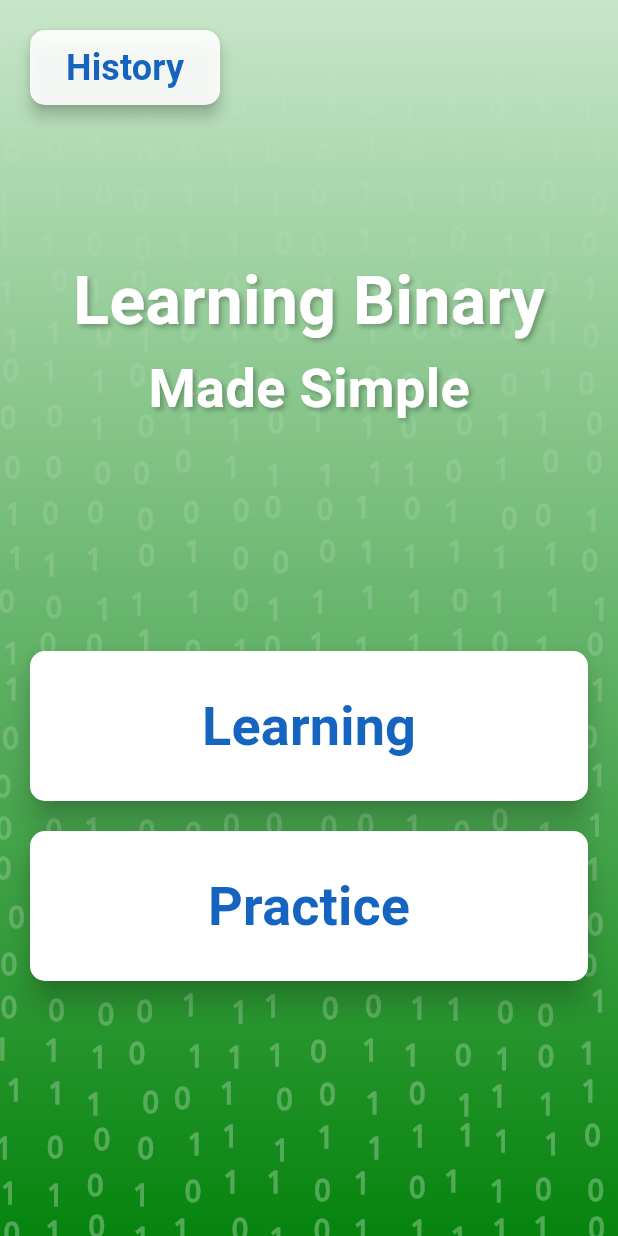
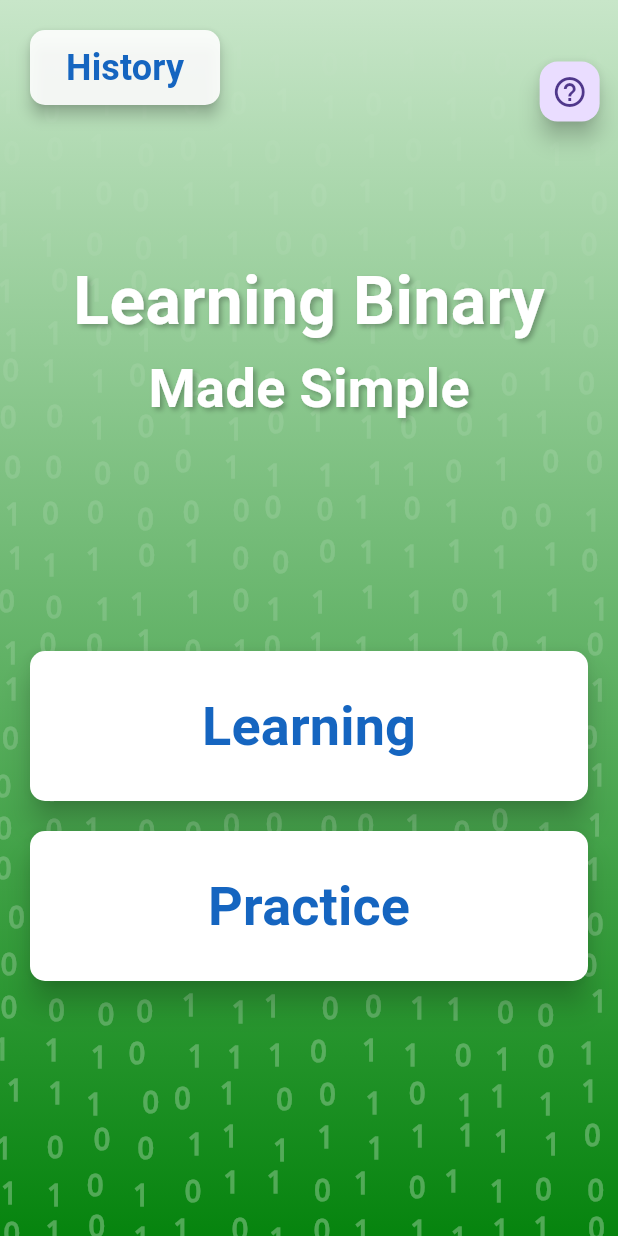
Before and after one commit to aarontrini1/Learning-Binary, a Flutter app: the screen it shows after launch, on a phone screen of 412 x 824 dp. Run offline on Flutter 3.47's test engine with Material 3 defaults, Android fonts, the phone set to English and light mode, and no system bars; our stand-ins replace google_fonts.

Commit message:
added help icon to hiome page
Deciding whether to add this to all pages or leave on home page?

```diff
--- a/lib/pages/home.dart
+++ b/lib/pages/home.dart
@@ -40,6 +40,15 @@ class HomePage extends StatelessWidget {
         ),
         // Binary pattern overlay
         CustomPaint(size: Size.infinite, painter: BinaryPatternPainter()),
+        Positioned(
+          top: MediaQuery.of(context).size.height * 0.045,
+          right: MediaQuery.of(context).size.width * 0.02,
+          child: FloatingActionButton(
+            onPressed: () {},
+            mini: true,
+            child: const Icon(Icons.help_outline),
+          ),
+        ),
         // Main content
         Center(
           child: SafeArea(
@@ -91,8 +100,7 @@ class HomePage extends StatelessWidget {
                       minimumSize: const Size(double.infinity, 100),
                       elevation: 8,
                     ),
-                    onPressed: () =>
-                        _navigateToLearning(context),
+                    onPressed: () => _navigateToLearning(context),
                     child: const Text(
                       'Learning',
                       style: TextStyle(
@@ -113,8 +121,7 @@ class HomePage extends StatelessWidget {
                       minimumSize: const Size(double.infinity, 100),
                       elevation: 8,
                     ),
-                    onPressed: () =>
-                        _navigateToPractice(context),
+                    onPressed: () => _navigateToPractice(context),
                     child: const Text(
                       'Practice',
                       style: TextStyle(
```
